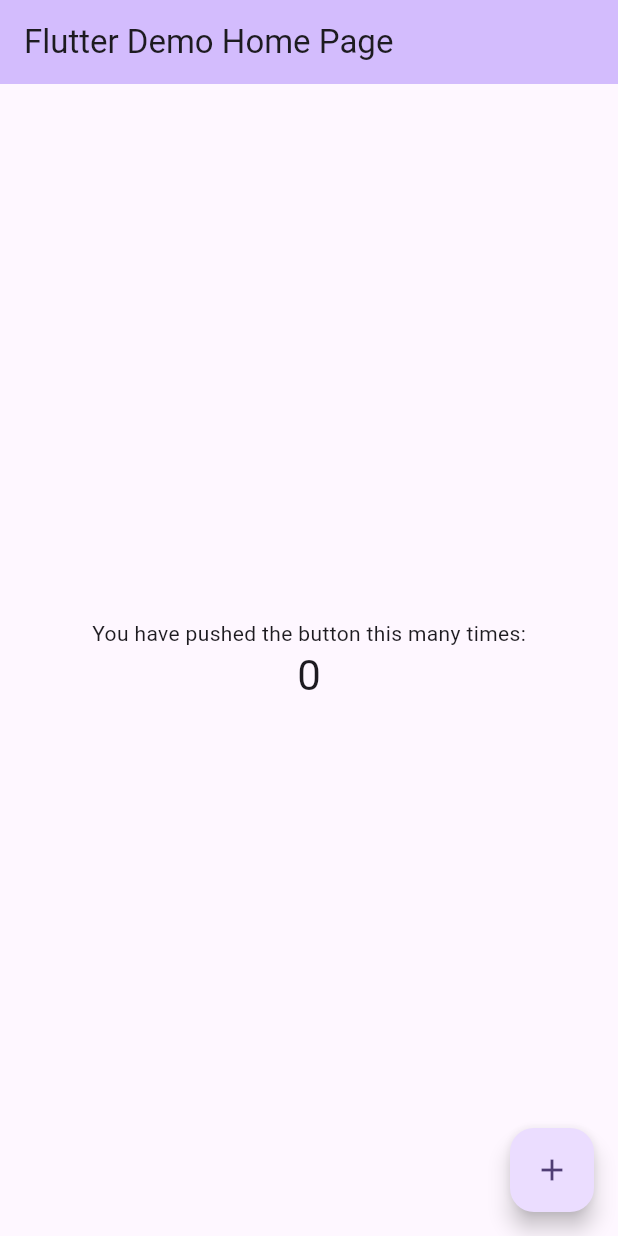
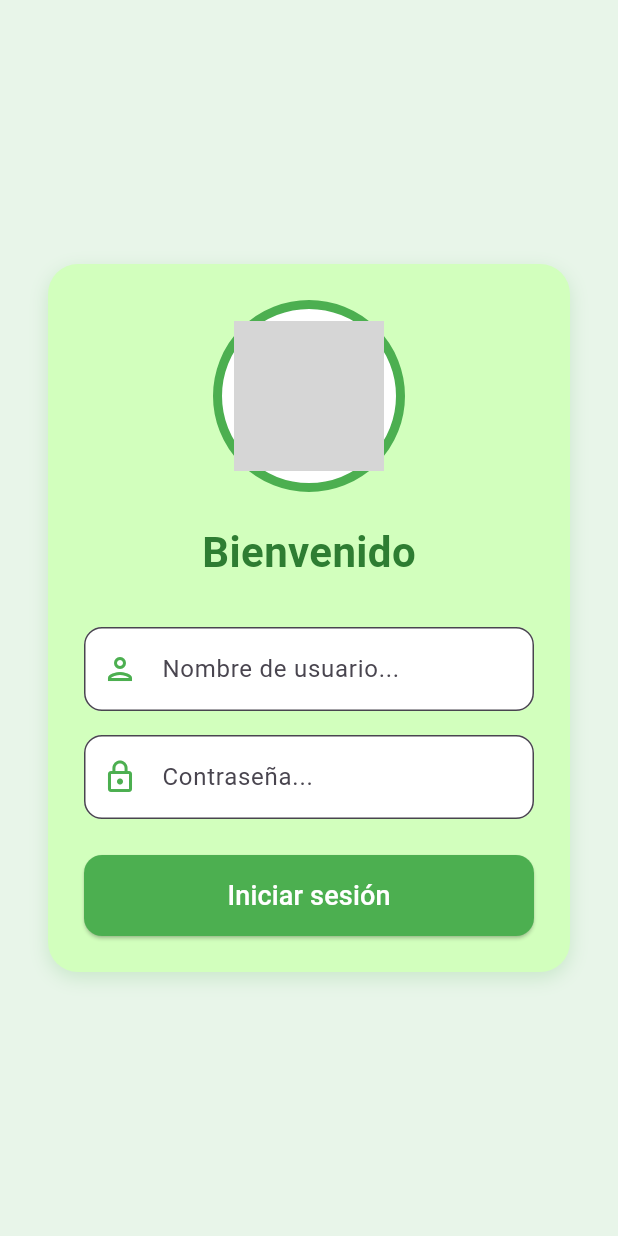
Before and after one commit to Monti1751/EZBar_Backend, a Flutter app: the screen it shows after launch, on a phone screen of 412 x 824 dp. Run offline on Flutter 3.47's test engine with Material 3 defaults, Android fonts, the light colour scheme and no system bars; grey boxes are pictures that could not be loaded.

Commit message:
lig in abanzado

```diff
--- a/lib/main.dart
+++ b/lib/main.dart
@@ -7,116 +7,168 @@ void main() {
 class MyApp extends StatelessWidget {
   const MyApp({super.key});
 
-  // This widget is the root of your application.
+
   @override
   Widget build(BuildContext context) {
     return MaterialApp(
-      title: 'Flutter Demo',
+      title: 'EZBar',
+      debugShowCheckedModeBanner: false,
       theme: ThemeData(
-        // This is the theme of your application.
-        //
-        // TRY THIS: Try running your application with "flutter run". You'll see
-        // the application has a purple toolbar. Then, without quitting the app,
-        // try changing the seedColor in the colorScheme below to Colors.green
-        // and then invoke "hot reload" (save your changes or press the "hot
-        // reload" button in a Flutter-supported IDE, or press "r" if you used
-        // the command line to start the app).
-        //
-        // Notice that the counter didn't reset back to zero; the application
-        // state is not lost during the reload. To reset the state, use hot
-        // restart instead.
-        //
-        // This works for code too, not just values: Most code changes can be
-        // tested with just a hot reload.
-        colorScheme: ColorScheme.fromSeed(seedColor: Colors.deepPurple),
+        primarySwatch: Colors.green,
+        scaffoldBackgroundColor: Colors.green.shade50,
+        inputDecorationTheme: InputDecorationTheme(
+          filled: true,
+          fillColor: Colors.white,
+          border: OutlineInputBorder(
+            borderRadius: BorderRadius.circular(12),
+            borderSide: const BorderSide(color: Colors.green),
+          ),
+          focusedBorder: OutlineInputBorder(
+            borderRadius: BorderRadius.circular(12),
+            borderSide: const BorderSide(color: Colors.green, width: 2),
+          ),
+        ),
       ),
-      home: const MyHomePage(title: 'Flutter Demo Home Page'),
+      home: const LoginPage(),
     );
   }
 }
 
-class MyHomePage extends StatefulWidget {
-  const MyHomePage({super.key, required this.title});
-
-  // This widget is the home page of your application. It is stateful, meaning
-  // that it has a State object (defined below) that contains fields that affect
-  // how it looks.
-
-  // This class is the configuration for the state. It holds the values (in this
-  // case the title) provided by the parent (in this case the App widget) and
-  // used by the build method of the State. Fields in a Widget subclass are
-  // always marked "final".
-
-  final String title;
+class LoginPage extends StatefulWidget {
+  const LoginPage({super.key});
 
   @override
-  State<MyHomePage> createState() => _MyHomePageState();
+  State<LoginPage> createState() => _LoginPageState();
 }
 
-class _MyHomePageState extends State<MyHomePage> {
-  int _counter = 0;
+class _LoginPageState extends State<LoginPage> {
+  final _formKey = GlobalKey<FormState>();
+  final TextEditingController _usernameController = TextEditingController();
+  final TextEditingController _passwordController = TextEditingController();
 
-  void _incrementCounter() {
-    setState(() {
-      // This call to setState tells the Flutter framework that something has
-      // changed in this State, which causes it to rerun the build method below
-      // so that the display can reflect the updated values. If we changed
-      // _counter without calling setState(), then the build method would not be
-      // called again, and so nothing would appear to happen.
-      _counter++;
-    });
+  void _login() {
+    if (_formKey.currentState!.validate()) {
+      ScaffoldMessenger.of(context).showSnackBar(
+        SnackBar(
+          content: const Text('Conectando...'),
+          backgroundColor: Colors.green.shade700,
+        ),
+      );
+    }
   }
 
   @override
   Widget build(BuildContext context) {
-    // This method is rerun every time setState is called, for instance as done
-    // by the _incrementCounter method above.
-    //
-    // The Flutter framework has been optimized to make rerunning build methods
-    // fast, so that you can just rebuild anything that needs updating rather
-    // than having to individually change instances of widgets.
+
     return Scaffold(
-      appBar: AppBar(
-        // TRY THIS: Try changing the color here to a specific color (to
-        // Colors.amber, perhaps?) and trigger a hot reload to see the AppBar
-        // change color while the other colors stay the same.
-        backgroundColor: Theme.of(context).colorScheme.inversePrimary,
-        // Here we take the value from the MyHomePage object that was created by
-        // the App.build method, and use it to set our appbar title.
-        title: Text(widget.title),
-      ),
+
       body: Center(
-        // Center is a layout widget. It takes a single child and positions it
-        // in the middle of the parent.
-        child: Column(
-          // Column is also a layout widget. It takes a list of children and
-          // arranges them vertically. By default, it sizes itself to fit its
-          // children horizontally, and tries to be as tall as its parent.
-          //
-          // Column has various properties to control how it sizes itself and
-          // how it positions its children. Here we use mainAxisAlignment to
-          // center the children vertically; the main axis here is the vertical
-          // axis because Columns are vertical (the cross axis would be
-          // horizontal).
-          //
-          // TRY THIS: Invoke "debug painting" (choose the "Toggle Debug Paint"
-          // action in the IDE, or press "p" in the console), to see the
-          // wireframe for each widget.
-          mainAxisAlignment: MainAxisAlignment.center,
-          children: <Widget>[
-            const Text('You have pushed the button this many times:'),
-            Text(
-              '$_counter',
-              style: Theme.of(context).textTheme.headlineMedium,
+        child: SingleChildScrollView(
+          padding: const EdgeInsets.symmetric(horizontal: 32, vertical: 16),
+          child: Container(
+            padding: const EdgeInsets.all(24),
+            decoration: BoxDecoration(
+              color: const Color(0xFFD2FFBD), // Color del recuadro (#D2FFBD)
+              borderRadius: BorderRadius.circular(20),
+              boxShadow: [
+                BoxShadow(
+                  color: Colors.green.withOpacity(0.2),
+                  blurRadius: 10,
+                  offset: const Offset(0, 4),
+                ),
+              ],
             ),
-          ],
+            child: Form(
+              key: _formKey,
+              child: Column(
+                mainAxisSize: MainAxisSize.min,
+                children: [
+                  //logo
+                  Container(
+                    padding: const EdgeInsets.all(8), // Espacio entre el borde y la imagen
+                    decoration: BoxDecoration(
+                      color: Colors.white, // Fondo opcional detrás del logo
+                        shape: BoxShape.circle, // Hace que sea circular
+                        border: Border.all(
+                          color: const Color.fromARGB(255, 76, 175, 80), // Color del borde igual que el botón
+                          width: 6, // Grosor del borde
+                        ),
+                      ),
+                      child: ClipOval(
+                        child: Image.asset(
+                          'logo.png',
+                          height: 100,
+                          width: 100,
+                          fit: BoxFit.cover,
+                        ),
+                      ),
+                    ),
+
+                  const SizedBox(height: 20),
+                  Text(
+                    "Bienvenido",
+                    style: TextStyle(
+                      fontSize: 28,
+                      fontWeight: FontWeight.bold,
+                      color: Colors.green.shade800,
+                    ),
+                  ),
+                  const SizedBox(height: 30),
+                  TextFormField(
+                    controller: _usernameController,
+                    decoration: const InputDecoration(
+                      labelText: 'Nombre de usuario...',
+                      prefixIcon: Icon(Icons.person_outlined, color: Colors.green),
+                    ),
+                    validator: (value) {
+                      if (value == null || value.isEmpty) {
+                        return 'Por favor, ingresa tu usuario';
+                      }
+                      return null;
+                    },
+                  ),
+                  const SizedBox(height: 16),
+                  TextFormField(
+                    controller: _passwordController,
+                    obscureText: true,
+                    decoration: const InputDecoration(
+                      labelText: 'Contraseña...',
+                      prefixIcon: Icon(Icons.lock_outline, color: Colors.green),
+                    ),
+                    validator: (value) {
+                      if (value == null || value.isEmpty) {
+                        return 'Por favor, ingresa la contraseña';
+                      }
+                      if (value.length < 8) {
+                        return 'Debe tener al menos 8 caracteres';
+                      }
+                      return null;
+                    },
+                  ),
+                  const SizedBox(height: 24),
+                  SizedBox(
+                    width: double.infinity,
+                    child: ElevatedButton(
+                      onPressed: _login,
+                      style: ElevatedButton.styleFrom(
+                        backgroundColor: Colors.green,
+                        padding: const EdgeInsets.symmetric(vertical: 14),
+                        shape: RoundedRectangleBorder(
+                          borderRadius: BorderRadius.circular(12),
+                        ),
+                      ),
+                      child: const Text(
+                        'Iniciar sesión',
+                        style: TextStyle(fontSize: 18, color: Colors.white),
+                      ),
+                    ),
+                  ),
+                ],
+              ),
+            ),
+          ),
         ),
       ),
-      floatingActionButton: FloatingActionButton(
-        onPressed: _incrementCounter,
-        tooltip: 'Increment',
-        child: const Icon(Icons.add),
-      ), // This trailing comma makes auto-formatting nicer for build methods.
     );
   }
 }
--- a/pubspec.yaml
+++ b/pubspec.yaml
@@ -58,7 +58,8 @@ flutter:
   uses-material-design: true
 
   # To add assets to your application, add an assets section, like this:
-  # assets:
+  assets:
+    - "logo.PNG"
   #   - images/a_dot_burr.jpeg
   #   - images/a_dot_ham.jpeg
 
```
Also changed, not shown: logo.PNG (added).
